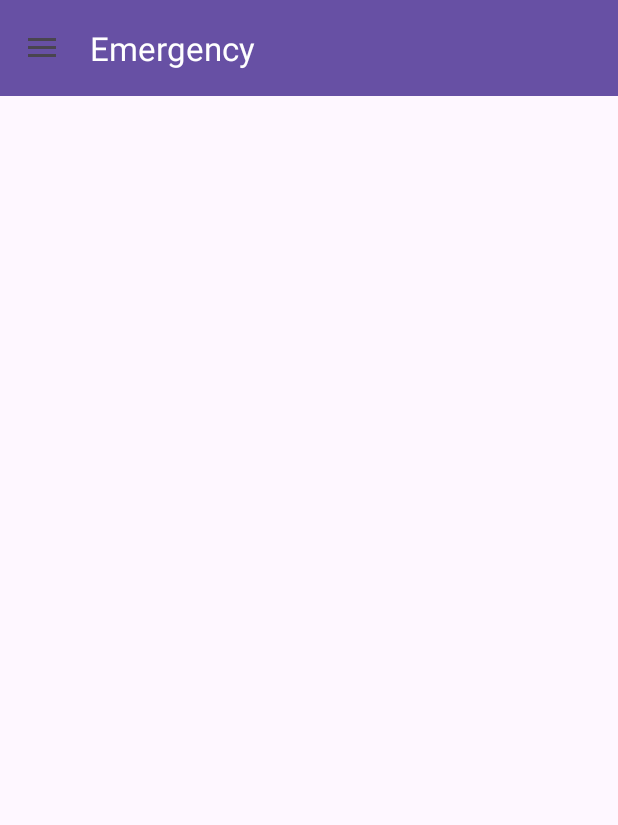
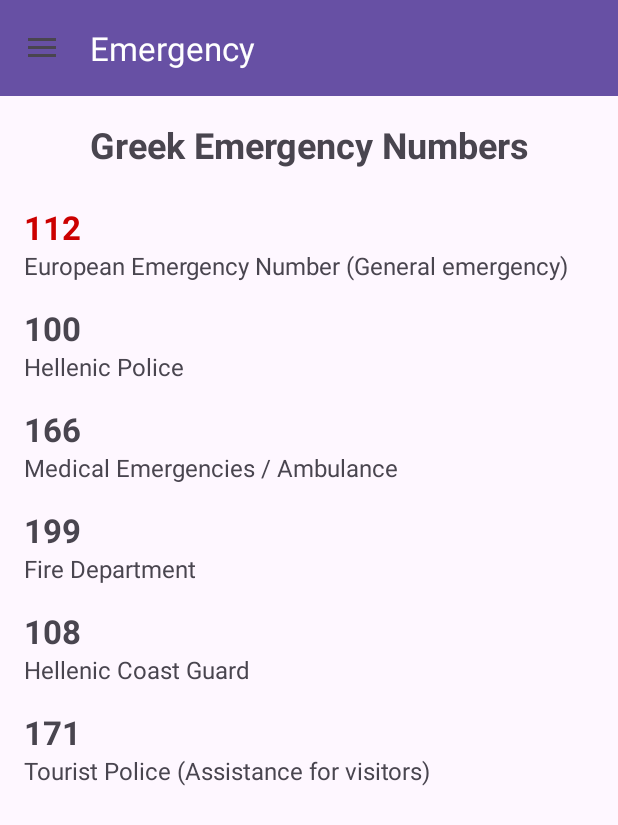
Before and after one commit to kuba4g8/Erasmus-Buddy, an Android app: the screen it shows after launch (MainActivity), in the side drawer, after a tap on "Emergency", on a phone screen of 412 x 824 dp. Shown: the top 825 px of the screen. Run offline under Robolectric (Android 15) with nearby library versions, the phone set to English and light mode, and no system bars.

Commit message:
Emergency activity changes

```diff
--- a/app/src/main/res/layout/activity_emergency.xml
+++ b/app/src/main/res/layout/activity_emergency.xml
@@ -1,6 +1,108 @@
 <?xml version="1.0" encoding="utf-8"?>
-<androidx.constraintlayout.widget.ConstraintLayout xmlns:android="http://schemas.android.com/apk/res/android"
+<!-- Emergency numbers list for Greece -->
+<ScrollView xmlns:android="http://schemas.android.com/apk/res/android"
     android:layout_width="match_parent"
-    android:layout_height="match_parent">
+    android:layout_height="match_parent"
+    android:padding="16dp">
 
-</androidx.constraintlayout.widget.ConstraintLayout>
+    <LinearLayout
+        android:layout_width="match_parent"
+        android:layout_height="wrap_content"
+        android:orientation="vertical">
+
+        <TextView
+            android:layout_width="match_parent"
+            android:layout_height="wrap_content"
+            android:text="Greek Emergency Numbers"
+            android:textSize="24sp"
+            android:textStyle="bold"
+            android:paddingBottom="24dp"
+            android:textAlignment="center" />
+
+        <!-- 112: General Emergency -->
+        <TextView
+            android:layout_width="match_parent"
+            android:layout_height="wrap_content"
+            android:text="112"
+            android:textSize="22sp"
+            android:textStyle="bold"
+            android:textColor="@android:color/holo_red_dark" />
+        <TextView
+            android:layout_width="match_parent"
+            android:layout_height="wrap_content"
+            android:text="European Emergency Number (General emergency)"
+            android:textSize="16sp"
+            android:paddingBottom="16dp" />
+
+        <!-- 100: Police -->
+        <TextView
+            android:layout_width="match_parent"
+            android:layout_height="wrap_content"
+            android:text="100"
+            android:textSize="22sp"
+            android:textStyle="bold" />
+        <TextView
+            android:layout_width="match_parent"
+            android:layout_height="wrap_content"
+            android:text="Hellenic Police"
+            android:textSize="16sp"
+            android:paddingBottom="16dp" />
+
+        <!-- 166: Ambulance -->
+        <TextView
+            android:layout_width="match_parent"
+            android:layout_height="wrap_content"
+            android:text="166"
+            android:textSize="22sp"
+            android:textStyle="bold" />
+        <TextView
+            android:layout_width="match_parent"
+            android:layout_height="wrap_content"
+            android:text="Medical Emergencies / Ambulance"
+            android:textSize="16sp"
+            android:paddingBottom="16dp" />
+
+        <!-- 199: Fire -->
+        <TextView
+            android:layout_width="match_parent"
+            android:layout_height="wrap_content"
+            android:text="199"
+            android:textSize="22sp"
+            android:textStyle="bold" />
+        <TextView
+            android:layout_width="match_parent"
+            android:layout_height="wrap_content"
+            android:text="Fire Department"
+            android:textSize="16sp"
+            android:paddingBottom="16dp" />
+
+        <!-- 108: Coast Guard -->
+        <TextView
+            android:layout_width="match_parent"
+            android:layout_height="wrap_content"
+            android:text="108"
+            android:textSize="22sp"
+            android:textStyle="bold" />
+        <TextView
+            android:layout_width="match_parent"
+            android:layout_height="wrap_content"
+            android:text="Hellenic Coast Guard"
+            android:textSize="16sp"
+            android:paddingBottom="16dp" />
+
+        <!-- 171: Tourist Police -->
+        <TextView
+            android:layout_width="match_parent"
+            android:layout_height="wrap_content"
+            android:text="171"
+            android:textSize="22sp"
+            android:textStyle="bold" />
+        <TextView
+            android:layout_width="match_parent"
+            android:layout_height="wrap_content"
+            android:text="Tourist Police (Assistance for visitors)"
+            android:textSize="16sp"
+            android:paddingBottom="16dp" />
+
+    </LinearLayout>
+</ScrollView>
```
